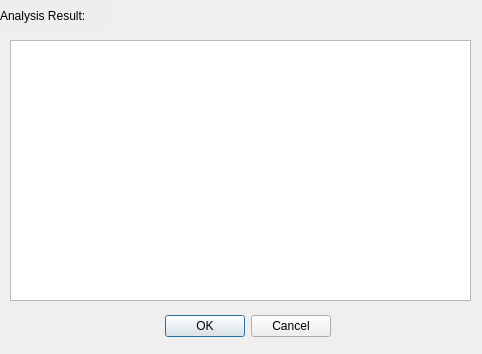
The window that qt_source/child_gui.ui (hewaele/ic_analysis_tool) describes before a commit, drawn with Qt 5.
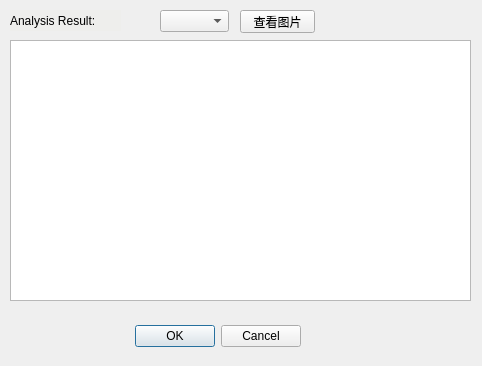
The same window after the commit.

What changed in the file:
```diff
--- a/qt_source/child_gui.ui
+++ b/qt_source/child_gui.ui
@@ -7,7 +7,7 @@
     <x>0</x>
     <y>0</y>
     <width>482</width>
-    <height>354</height>
+    <height>366</height>
    </rect>
   </property>
   <property name="windowTitle">
@@ -16,8 +16,8 @@
   <widget class="QDialogButtonBox" name="buttonBox">
    <property name="geometry">
     <rect>
-     <x>160</x>
-     <y>310</y>
+     <x>130</x>
+     <y>320</y>
      <width>171</width>
      <height>32</height>
     </rect>
@@ -32,10 +32,10 @@
   <widget class="QLabel" name="label">
    <property name="geometry">
     <rect>
-     <x>0</x>
-     <y>0</y>
+     <x>10</x>
+     <y>10</y>
      <width>111</width>
-     <height>31</height>
+     <height>21</height>
     </rect>
    </property>
    <property name="styleSheet">
@@ -55,6 +55,29 @@
     </rect>
    </property>
   </widget>
+  <widget class="QComboBox" name="roi_menu">
+   <property name="geometry">
+    <rect>
+     <x>160</x>
+     <y>10</y>
+     <width>69</width>
+     <height>22</height>
+    </rect>
+   </property>
+  </widget>
+  <widget class="QPushButton" name="show_img">
+   <property name="geometry">
+    <rect>
+     <x>240</x>
+     <y>10</y>
+     <width>75</width>
+     <height>23</height>
+    </rect>
+   </property>
+   <property name="text">
+    <string>查看图片</string>
+   </property>
+  </widget>
  </widget>
  <resources/>
  <connections>
```
Left out of the diff: 32 changed lines with no effect on the pictures.
